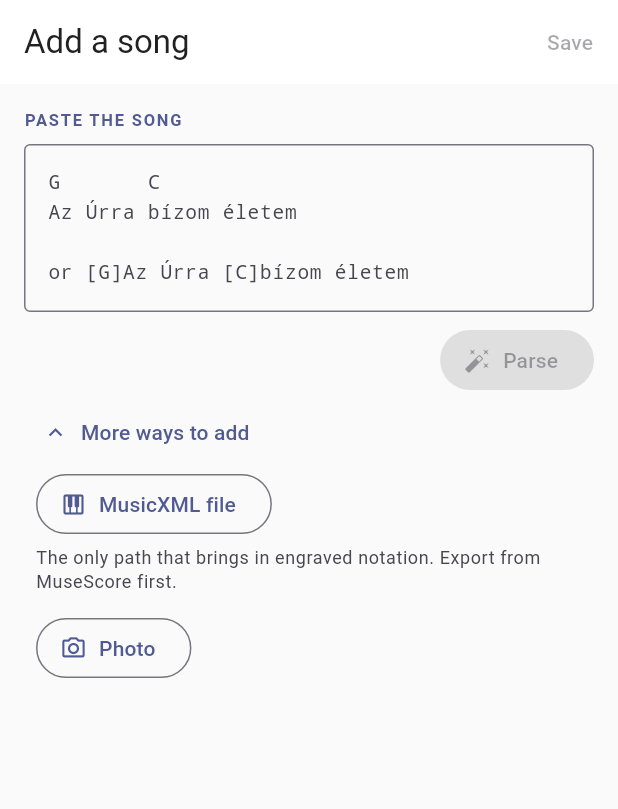
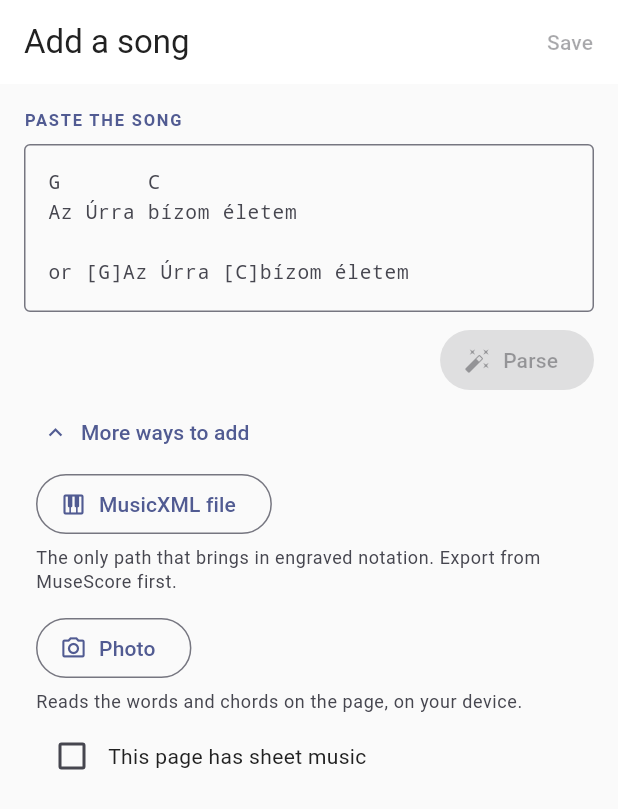
Before and after one commit to MeguRobert/songbook-app, a Flutter app: the ImportSongScreen screen opened by its route, after a tap on "More ways to add", on a phone screen of 412 x 824 dp. Shown: the top 809 px of the screen. Run offline on Flutter 3.47's test engine with Material 3 defaults, Android fonts, the phone set to English and light mode, and no system bars; our stand-ins replace file_picker, flutter_riverpod, flutter_svg, go_router, package_info_plus, shared_preferences and 2 more; missing offline and left inert: dart:js_interop; accounts and stored records are empty.

Commit message:
feat: ask whether the page has sheet music, and say to press the book flat
Two engines now answer the Photo button, and the app cannot tell which one
a page needs. A chord sheet is words with chord names above them and is
read on the device in about a second; engraved notation needs music
recognition on a server, takes up to a minute, and comes back with no
lyrics at all. Neither substitutes for the other, so the person holding the
camera is asked, with a checkbox that defaults to off — a hymnal page is a
chord sheet far more often than a printed score.

Ticking it shows the instruction that decides whether notation reading
works: press the book flat. A curled page took the reading from 63 notes to
6, because staff detection needs straight lines. That sentence is worth
more than any code in this feature.

One provider per engine, replacing the single photoImportServiceProvider.
The stored service address now means the sheet-music reader and only that:
words and chords are read locally whether or not an address is set, because
a stored address must not quietly take back the path that measured better.
The three hint strings say so.

The sheet-music service verifies a Supabase access token, so the signed-in
account's own token goes out as Authorization: Bearer — without it the
service answers 401. A token typed into Settings still wins, since someone
running their own reader has answered the question explicitly and has no
Supabase session to offer. Signed out with nothing typed still builds a
service and sends no header: blocking it here would break a self-hosted
reader that wants no token, so the service refuses it instead. That one 401
is the single failure the app re-words, because the service answers in
English and the app knows which of three languages is on screen.

The address of the deployed reader is passed by the Pages workflow rather
than defaulted in code, so no test has an address to reach for.

```diff
--- a/songbook_app/lib/domain/services/photo_import_service.dart
+++ b/songbook_app/lib/domain/services/photo_import_service.dart
@@ -41,7 +41,16 @@ class MusicXmlPayload extends PhotoImportPayload {
 class PhotoImportException implements Exception {
   final String message;
 
-  const PhotoImportException(this.message);
+  /// The HTTP status behind this, where there was one.
+  ///
+  /// Carried for exactly one reason: a refused sign-in is the single failure the
+  /// app can word better than the service can. The service answers in English,
+  /// and the app knows which of three languages the person reading it speaks.
+  /// Everything else is shown as [message], because the backend's own words
+  /// beat any translation of a status code.
+  final int? statusCode;
+
+  const PhotoImportException(this.message, {this.statusCode});
 
   @override
   String toString() => 'PhotoImportException: $message';
@@ -125,7 +134,10 @@ class HttpPhotoImportService implements PhotoImportService {
       // The backend explains itself in `error` — "No API key", "cannot decode
       // that image". Reporting only the number threw that away and left the
       // person who wrote the backend guessing at their own error message.
-      throw PhotoImportException(_reason(response));
+      throw PhotoImportException(
+        _reason(response),
+        statusCode: response.statusCode,
+      );
     }
 
     return _decode(response.body);
--- a/songbook_app/lib/l10n/app_en.arb
+++ b/songbook_app/lib/l10n/app_en.arb
@@ -1338,19 +1338,39 @@
   "@importPhotoReading": {
     "description": "Progress text while the photo is being sent and read"
   },
-  "importPhotoNotConfigured": "Set up photo import in Settings first.",
+  "importPhotoNotConfigured": "Set up the sheet-music service in Settings first.",
   "@importPhotoNotConfigured": {
-    "description": "Shown when no photo-import endpoint has been configured"
+    "description": "Shown when the sheet-music service has no address configured"
+  },
+  "importPhotoHint": "Reads the words and chords on the page, on your device.",
+  "@importPhotoHint": {
+    "description": "Explanation under the Photo button for the ordinary chord-sheet path"
+  },
+  "importPhotoSheetMusic": "This page has sheet music",
+  "@importPhotoSheetMusic": {
+    "description": "Toggle asking whether the photographed page carries engraved notation"
+  },
+  "importPhotoSheetMusicHint": "Press the book flat and photograph it straight on — the notes are lost off a curved page. Reading music needs a connection and can take a minute.",
+  "@importPhotoSheetMusicHint": {
+    "description": "The instruction that matters most: a curled page drops most of the notes"
+  },
+  "importPhotoSignIn": "Sign in first: sheet music is read by a shared service, not on your device.",
+  "@importPhotoSignIn": {
+    "description": "Shown when the sheet-music toggle is used while signed out"
+  },
+  "importPhotoNoReader": "Photos can only be read in the browser version of Songbook.",
+  "@importPhotoNoReader": {
+    "description": "Shown on a platform with no engine to read a photo with"
   },
   "settingsPhotoImport": "Photo import",
   "@settingsPhotoImport": {
     "description": "Settings section heading for the photo import service"
   },
-  "settingsPhotoImportEndpoint": "Service address",
+  "settingsPhotoImportEndpoint": "Sheet-music service",
   "@settingsPhotoImportEndpoint": {
     "description": "Label for the URL the photo is sent to"
   },
-  "settingsPhotoImportEndpointHint": "The address that reads your photos. Leave empty to turn photo import off.",
+  "settingsPhotoImportEndpointHint": "The address that reads sheet music. Words and chords are read on your device and need no address.",
   "@settingsPhotoImportEndpointHint": {
     "description": "Explains what the endpoint field is for"
   },
--- a/songbook_app/lib/l10n/app_localizations.dart
+++ b/songbook_app/lib/l10n/app_localizations.dart
@@ -1768,11 +1768,41 @@ abstract class AppLocalizations {
   /// **'Reading the photo…'**
   String get importPhotoReading;
 
-  /// Shown when no photo-import endpoint has been configured
-  ///
-  /// In en, this message translates to:
-  /// **'Set up photo import in Settings first.'**
+  /// Shown when the sheet-music service has no address configured
+  ///
+  /// In en, this message translates to:
+  /// **'Set up the sheet-music service in Settings first.'**
   String get importPhotoNotConfigured;
+
+  /// Explanation under the Photo button for the ordinary chord-sheet path
+  ///
+  /// In en, this message translates to:
+  /// **'Reads the words and chords on the page, on your device.'**
+  String get importPhotoHint;
+
+  /// Toggle asking whether the photographed page carries engraved notation
+  ///
+  /// In en, this message translates to:
+  /// **'This page has sheet music'**
+  String get importPhotoSheetMusic;
+
+  /// The instruction that matters most: a curled page drops most of the notes
+  ///
+  /// In en, this message translates to:
+  /// **'Press the book flat and photograph it straight on — the notes are lost off a curved page. Reading music needs a connection and can take a minute.'**
+  String get importPhotoSheetMusicHint;
+
+  /// Shown when the sheet-music toggle is used while signed out
+  ///
+  /// In en, this message translates to:
+  /// **'Sign in first: sheet music is read by a shared service, not on your device.'**
+  String get importPhotoSignIn;
+
+  /// Shown on a platform with no engine to read a photo with
+  ///
+  /// In en, this message translates to:
+  /// **'Photos can only be read in the browser version of Songbook.'**
+  String get importPhotoNoReader;
 
   /// Settings section heading for the photo import service
   ///
@@ -1783,13 +1813,13 @@ abstract class AppLocalizations {
   /// Label for the URL the photo is sent to
   ///
   /// In en, this message translates to:
-  /// **'Service address'**
+  /// **'Sheet-music service'**
   String get settingsPhotoImportEndpoint;
 
   /// Explains what the endpoint field is for
   ///
   /// In en, this message translates to:
-  /// **'The address that reads your photos. Leave empty to turn photo import off.'**
+  /// **'The address that reads sheet music. Words and chords are read on your device and need no address.'**
   String get settingsPhotoImportEndpointHint;
 
   /// Label for the optional bearer token sent with the photo
--- a/songbook_app/lib/l10n/app_localizations_en.dart
+++ b/songbook_app/lib/l10n/app_localizations_en.dart
@@ -1004,17 +1004,36 @@ class AppLocalizationsEn extends AppLocalizations {
 
   @override
   String get importPhotoNotConfigured =>
-      'Set up photo import in Settings first.';
+      'Set up the sheet-music service in Settings first.';
+
+  @override
+  String get importPhotoHint =>
+      'Reads the words and chords on the page, on your device.';
+
+  @override
+  String get importPhotoSheetMusic => 'This page has sheet music';
+
+  @override
+  String get importPhotoSheetMusicHint =>
+      'Press the book flat and photograph it straight on — the notes are lost off a curved page. Reading music needs a connection and can take a minute.';
+
+  @override
+  String get importPhotoSignIn =>
+      'Sign in first: sheet music is read by a shared service, not on your device.';
+
+  @override
+  String get importPhotoNoReader =>
+      'Photos can only be read in the browser version of Songbook.';
 
   @override
   String get settingsPhotoImport => 'Photo import';
 
   @override
-  String get settingsPhotoImportEndpoint => 'Service address';
+  String get settingsPhotoImportEndpoint => 'Sheet-music service';
 
   @override
   String get settingsPhotoImportEndpointHint =>
-      'The address that reads your photos. Leave empty to turn photo import off.';
+      'The address that reads sheet music. Words and chords are read on your device and need no address.';
 
   @override
   String get settingsPhotoImportToken => 'Access token';
--- a/songbook_app/lib/presentation/screens/import/import_song_screen.dart
+++ b/songbook_app/lib/presentation/screens/import/import_song_screen.dart
@@ -126,6 +126,20 @@ class _ImportSongScreenState extends ConsumerState<ImportSongScreen> {
   String? _key;
   bool _saving = false;
   bool _picking = false;
+
+  /// Whether the photo about to be taken is of engraved notation.
+  ///
+  /// A question rather than a guess, because the two engines answer completely
+  /// different things and only the person holding the camera can see which kind
+  /// of page it is. Off by default: a hymnal page is words with chord names
+  /// above them far more often than it is a printed score.
+  bool _photoHasSheetMusic = false;
+
+  /// Whether a photo is being read right now, as opposed to a file being
+  /// picked. Both disable the buttons; only this one has something to say while
+  /// it waits, and the wait can be a minute.
+  bool _readingPhoto = false;
+
   String? _fileError;
 
   /// Whether the "More ways to add" expander is open.
@@ -242,8 +256,14 @@ class _ImportSongScreenState extends ConsumerState<ImportSongScreen> {
     ));
   }
 
-  /// Photographs a song, sends it to the configured service, and treats the
-  /// answer as any other import.
+  /// Photographs a song and treats the answer as any other import.
+  ///
+  /// Which engine reads it is [_photoHasSheetMusic]'s doing, because the two
+  /// answer different questions: words with chord names above them are read
+  /// here on the device in about two seconds and cost nothing, while engraved
+  /// notation needs music recognition on a server, takes up to a minute, and
+  /// returns no lyrics at all. Neither can stand in for the other, so the
+  /// person holding the camera is asked which kind of page it is.
   ///
   /// The returned ChordPro is also written into the paste box, not just the
   /// preview. Extraction is a transcription like every other source here, so it
@@ -252,11 +272,19 @@ class _ImportSongScreenState extends ConsumerState<ImportSongScreen> {
   /// correct.
   Future<void> _pickPhoto() async {
     final l10n = AppLocalizations.of(context);
-    final service = ref.read(photoImportServiceProvider);
+    // Read once, so a toggle flipped while the picker is open cannot send the
+    // photo to an engine the user did not choose for it.
+    final sheetMusic = _photoHasSheetMusic;
+    final service = sheetMusic
+        ? ref.read(photoNotationImportServiceProvider)
+        : ref.read(photoTextImportServiceProvider);
     if (service == null) {
-      // Not an error: pointing the app at a service is a setup step, and
-      // saying where to do it beats a dead button.
-      setState(() => _fileError = l10n.importPhotoNotConfigured);
+      // Neither case is an error. Sheet music needs a service address, which is
+      // a setup step; the words path needs a browser, which some platforms are
+      // not. Saying which beats a dead button.
+      setState(() => _fileError = sheetMusic
+          ? l10n.importPhotoNotConfigured
+          : l10n.importPhotoNoReader);
       return;
     }
 
@@ -288,6 +316,10 @@ class _ImportSongScreenState extends ConsumerState<ImportSongScreen> {
         return;
       }
 
+      // Only now: until the picker closes, nothing is being read, and a
+      // button claiming otherwise over an open picker would be a lie the user
+      // sees the moment they cancel.
+      if (mounted) setState(() => _readingPhoto = true);
       final payload = await service.extract(bytes, fileName: file.name);
       switch (payload) {
         case ChordProPayload(text: final text, warnings: final warnings):
@@ -320,13 +352,21 @@ class _ImportSongScreenState extends ConsumerState<ImportSongScreen> {
           ));
       }
     } on PhotoImportException catch (e) {
-      setState(() => _fileError = e.message);
+      // A refused sign-in is the one failure worth re-wording: the service
+      // answers in English, and this knows which language is on screen.
+      setState(() => _fileError =
+          e.statusCode == 401 ? l10n.importPhotoSignIn : e.message);
     } on MusicXmlImportException catch (e) {
       setState(() => _fileError = e.message);
     } catch (e) {
       setState(() => _fileError = '$e');
     } finally {
-      if (mounted) setState(() => _picking = false);
+      if (mounted) {
+        setState(() {
+          _picking = false;
+          _readingPhoto = false;
+        });
+      }
     }
   }
 
@@ -603,7 +643,11 @@ class _ImportSongScreenState extends ConsumerState<ImportSongScreen> {
                     // come free from <lyric> elements.
                     OutlinedButton.icon(
                       onPressed: _picking ? null : _pickMusicXmlFile,
-                      icon: _picking
+                      // The spinner belongs to whichever path is actually
+                      // working. Both buttons are disabled while either runs,
+                      // but showing it here during a photo read said the file
+                      // picker was busy when it was not.
+                      icon: _picking && !_readingPhoto
                           ? const SizedBox(
                               width: 16,
                               height: 16,
@@ -622,9 +666,69 @@ class _ImportSongScreenState extends ConsumerState<ImportSongScreen> {
                     ),
                     OutlinedButton.icon(
                       onPressed: _picking ? null : _pickPhoto,
-                      icon: const Icon(Icons.photo_camera_outlined),
-                      label: Text(l10n.importPhoto),
+                      icon: _readingPhoto
+                          ? const SizedBox(
+                              width: 16,
+                              height: 16,
+                              child: CircularProgressIndicator(strokeWidth: 2))
+                          : const Icon(Icons.photo_camera_outlined),
+                      // Reading a page is seconds on the device and can be a
+                      // minute on the sheet-music service, so the button says
+                      // what it is doing rather than going quiet.
+                      label: Text(_readingPhoto
+                          ? l10n.importPhotoReading
+                          : l10n.importPhoto),
                     ),
+                    Padding(
+                      padding: const EdgeInsets.only(top: 4),
+                      child: Text(
+                        l10n.importPhotoHint,
+                        style: theme.textTheme.bodySmall?.copyWith(
+                          color: theme.colorScheme.onSurfaceVariant,
+                        ),
+                      ),
+                    ),
+                    // The one question the app cannot answer for itself. A
+                    // checkbox rather than two buttons: it is one gesture with
+                    // a property, not two features, and a second button would
+                    // have to explain what "notation" means to earn its place.
+                    Padding(
+                      padding: const EdgeInsets.only(top: 4),
+                      child: InkWell(
+                        onTap: _picking
+                            ? null
+                            : () => setState(() =>
+                                _photoHasSheetMusic = !_photoHasSheetMusic),
+                        child: Row(
+                          mainAxisSize: MainAxisSize.min,
+                          children: [
+                            Checkbox(
+                              value: _photoHasSheetMusic,
+                              onChanged: _picking
+                                  ? null
+                                  : (on) => setState(() =>
+                                      _photoHasSheetMusic = on ?? false),
+                            ),
+                            Flexible(
+                              child: Text(l10n.importPhotoSheetMusic),
+                            ),
+                          ],
+                        ),
+                      ),
+                    ),
+                    // Worth more than any code here: a curled page took the
+                    // reading from 63 notes to 6, because staff detection needs
+                    // straight lines. Tilt it survives; curl it does not.
+                    if (_photoHasSheetMusic)
+                      Padding(
+                        padding: const EdgeInsets.only(left: 4, bottom: 4),
+                        child: Text(
+                          l10n.importPhotoSheetMusicHint,
+                          style: theme.textTheme.bodySmall?.copyWith(
+                            color: theme.colorScheme.onSurfaceVariant,
+                          ),
+                        ),
+                      ),
                   ],
                 ),
               ),
--- a/songbook_app/lib/presentation/screens/settings/settings_screen.dart
+++ b/songbook_app/lib/presentation/screens/settings/settings_screen.dart
@@ -344,7 +344,7 @@ class SettingsScreen extends ConsumerWidget {
                             .setPhotoImportToken(tokenController.text);
                         // The provider reads storage, which is not reactive,
                         // so nothing would notice the change otherwise.
-                        ref.invalidate(photoImportServiceProvider);
+                        ref.invalidate(photoNotationImportServiceProvider);
                         if (dialogContext.mounted) {
                           Navigator.of(dialogContext).pop();
                         }
```
Also changed, not shown: songbook_app/lib/data/repositories/auth_repository.dart (+10 -0 lines), songbook_app/lib/data/repositories/settings_repository.dart (+14 -7 lines), songbook_app/lib/l10n/app_hu.arb (+8 -3 lines), songbook_app/lib/l10n/app_localizations_hu.dart (+22 -3 lines), songbook_app/lib/l10n/app_localizations_ro.dart (+22 -3 lines), songbook_app/lib/l10n/app_ro.arb (+8 -3 lines), songbook_app/lib/presentation/providers/providers.dart (+50 -6 lines), 4 other files.
